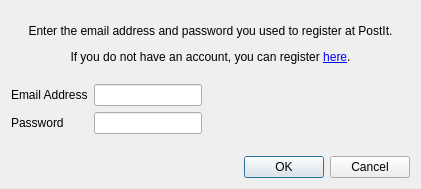
Old version of the form ui/Ui_LoginDialog.ui in the repository usrbinsam/postit-desktop.
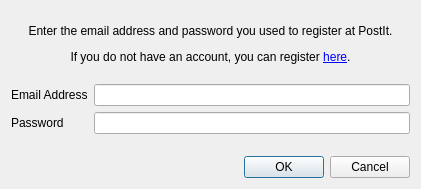
New version of the form.

Commit message: UI: fix login layout

The edit to the form file:
```diff
--- a/ui/Ui_LoginDialog.ui
+++ b/ui/Ui_LoginDialog.ui
@@ -13,8 +13,6 @@
   <property name="windowTitle">
    <string>Login</string>
   </property>
-  <layout class="QGridLayout" name="gridLayout">
-   <item row="0" column="0">
     <layout class="QVBoxLayout" name="verticalLayout">
      <item>
       <widget class="QLabel" name="label">
@@ -25,9 +23,6 @@
      </item>
      <item>
       <layout class="QFormLayout" name="formLayout">
-       <property name="fieldGrowthPolicy">
-        <enum>QFormLayout::FieldsStayAtSizeHint</enum>
-       </property>
        <item row="0" column="0">
         <widget class="QLabel" name="emailAddressLabel">
          <property name="text">
@@ -54,9 +49,7 @@
        </item>
       </layout>
      </item>
-    </layout>
-   </item>
-   <item row="1" column="0">
+   <item>
     <widget class="QDialogButtonBox" name="buttonBox">
      <property name="orientation">
       <enum>Qt::Horizontal</enum>
```
Lines whose indentation alone changed are shown as unchanged. The commit also changes 1 other file.
